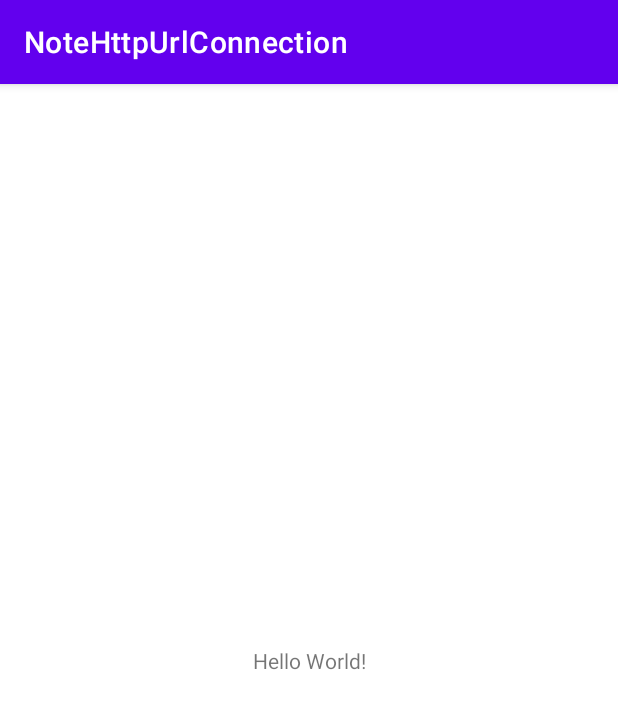
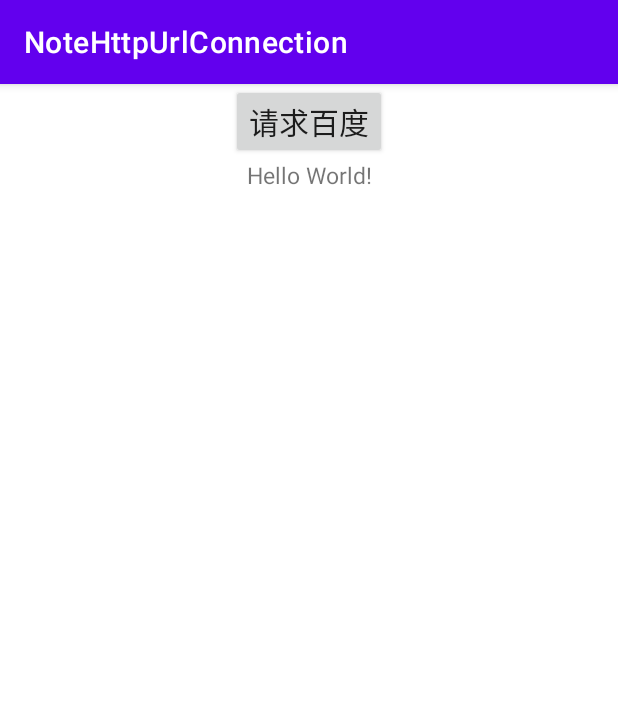
Before and after one commit to sunnnydaydev/NoteHttpUrlConnection, an Android app: the screen it shows after launch (MainActivity), on a phone screen of 412 x 824 dp. Shown: the top 709 px of the screen. Run offline under Robolectric (Android 15) with nearby library versions, the phone set to English and light mode, and no system bars.

```diff
--- a/app/build.gradle
+++ b/app/build.gradle
@@ -1,6 +1,7 @@
 plugins {
     id 'com.android.application'
     id 'kotlin-android'
+    id 'kotlin-android-extensions'
 }
 
 android {
--- a/app/src/main/AndroidManifest.xml
+++ b/app/src/main/AndroidManifest.xml
@@ -2,6 +2,7 @@
 <manifest xmlns:android="http://schemas.android.com/apk/res/android"
     package="com.sunnyday.constraintlayout.notehttpurlconnection">
 
+    <uses-permission android:name="android.permission.INTERNET" />
     <application
         android:allowBackup="true"
         android:icon="@mipmap/ic_launcher"
--- a/app/src/main/res/layout/activity_main.xml
+++ b/app/src/main/res/layout/activity_main.xml
@@ -6,13 +6,29 @@
     android:layout_height="match_parent"
     tools:context=".MainActivity">
 
-    <TextView
+    <androidx.appcompat.widget.AppCompatButton
+        android:id="@+id/btn"
         android:layout_width="wrap_content"
         android:layout_height="wrap_content"
-        android:text="Hello World!"
-        app:layout_constraintBottom_toBottomOf="parent"
-        app:layout_constraintLeft_toLeftOf="parent"
-        app:layout_constraintRight_toRightOf="parent"
-        app:layout_constraintTop_toTopOf="parent" />
+        android:text="请求百度"
+        tools:ignore="HardcodedText"
+        android:textSize="20sp"
+        app:layout_constraintStart_toStartOf="parent"
+        app:layout_constraintEnd_toEndOf="parent"
+        app:layout_constraintTop_toTopOf="parent"/>
+    <ScrollView
+        app:layout_constraintTop_toBottomOf="@id/btn"
+        android:layout_width="match_parent"
+        android:layout_height="wrap_content">
+        <androidx.appcompat.widget.AppCompatTextView
+            android:id="@+id/tvText"
+            android:layout_width="match_parent"
+            android:layout_height="wrap_content"
+            android:text="Hello World!"
+            android:gravity="center"
+            android:textSize="15sp"
+       />
+    </ScrollView>
+
 
 </androidx.constraintlayout.widget.ConstraintLayout>
```
Also changed, not shown: app/src/main/java/com/sunnyday/constraintlayout/notehttpurlconnection/MainActivity.kt (+55 -0 lines), 3 other files.
